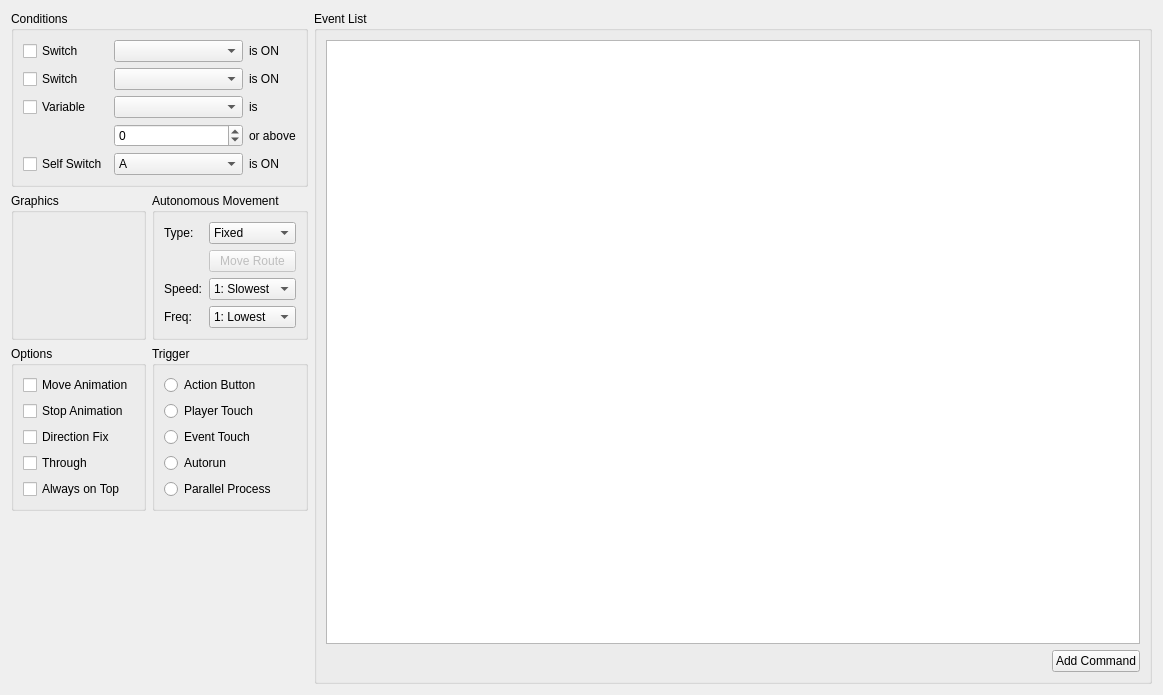
Above: event_dialogs/eventpage.ui from jowin202/YaRXP before the change. Below: the same form after it.
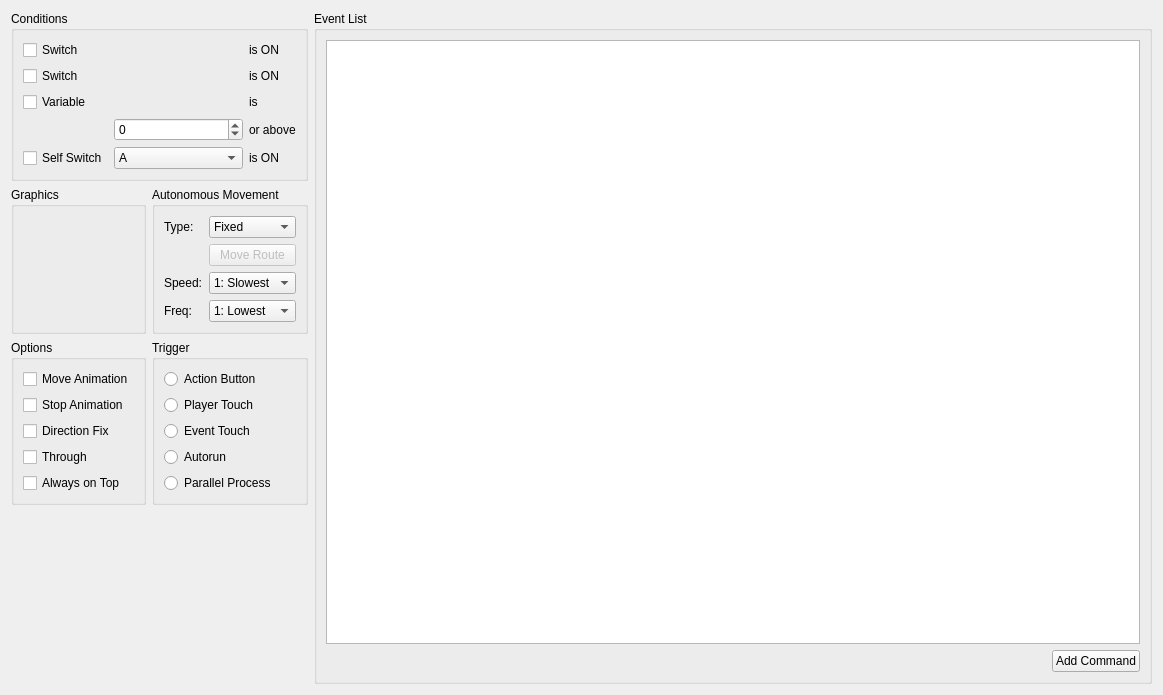
That is the form after the change. Custom widgets are drawn as their Qt base class.

Commit message: Variable and Switch Dialog

Patch:
```diff
--- a/event_dialogs/eventpage.ui
+++ b/event_dialogs/eventpage.ui
@@ -77,16 +77,6 @@
           </property>
          </widget>
         </item>
-        <item row="1" column="1">
-         <widget class="QComboBox" name="combo_switch2">
-          <property name="maximumSize">
-           <size>
-            <width>140</width>
-            <height>16777215</height>
-           </size>
-          </property>
-         </widget>
-        </item>
         <item row="0" column="0">
          <widget class="QCheckBox" name="check_switch1">
           <property name="text">
@@ -101,16 +91,6 @@
           </property>
          </widget>
         </item>
-        <item row="2" column="1">
-         <widget class="QComboBox" name="combo_variable">
-          <property name="maximumSize">
-           <size>
-            <width>140</width>
-            <height>16777215</height>
-           </size>
-          </property>
-         </widget>
-        </item>
         <item row="3" column="1">
          <widget class="QSpinBox" name="spin_variable">
           <property name="maximumSize">
@@ -134,16 +114,6 @@
           </property>
          </widget>
         </item>
-        <item row="0" column="1">
-         <widget class="QComboBox" name="combo_switch1">
-          <property name="maximumSize">
-           <size>
-            <width>140</width>
-            <height>16777215</height>
-           </size>
-          </property>
-         </widget>
-        </item>
         <item row="3" column="2">
          <widget class="QLabel" name="label">
           <property name="text">
@@ -215,6 +185,45 @@
           </property>
          </widget>
         </item>
+        <item row="0" column="1">
+         <widget class="SwitchVariableWidget" name="widget_switch1" native="true">
+          <property name="enabled">
+           <bool>false</bool>
+          </property>
+          <property name="maximumSize">
+           <size>
+            <width>150</width>
+            <height>16777215</height>
+           </size>
+          </property>
+         </widget>
+        </item>
+        <item row="1" column="1">
+         <widget class="SwitchVariableWidget" name="widget_switch2" native="true">
+          <property name="enabled">
+           <bool>false</bool>
+          </property>
+          <property name="maximumSize">
+           <size>
+            <width>150</width>
+            <height>16777215</height>
+           </size>
+          </property>
+         </widget>
+        </item>
+        <item row="2" column="1">
+         <widget class="SwitchVariableWidget" name="widget_variable" native="true">
+          <property name="enabled">
+           <bool>false</bool>
+          </property>
+          <property name="maximumSize">
+           <size>
+            <width>150</width>
+            <height>16777215</height>
+           </size>
+          </property>
+         </widget>
+        </item>
        </layout>
       </item>
      </layout>
@@ -465,6 +474,12 @@
   </layout>
  </widget>
  <customwidgets>
+  <customwidget>
+   <class>SwitchVariableWidget</class>
+   <extends>QWidget</extends>
+   <header>dialogs/switchvariablewidget.h</header>
+   <container>1</container>
+  </customwidget>
   <customwidget>
    <class>EventList</class>
    <extends>QListView</extends>
```
Left out of the diff: 112 changed lines with no effect on the pictures. The commit also changes 33 other files.
